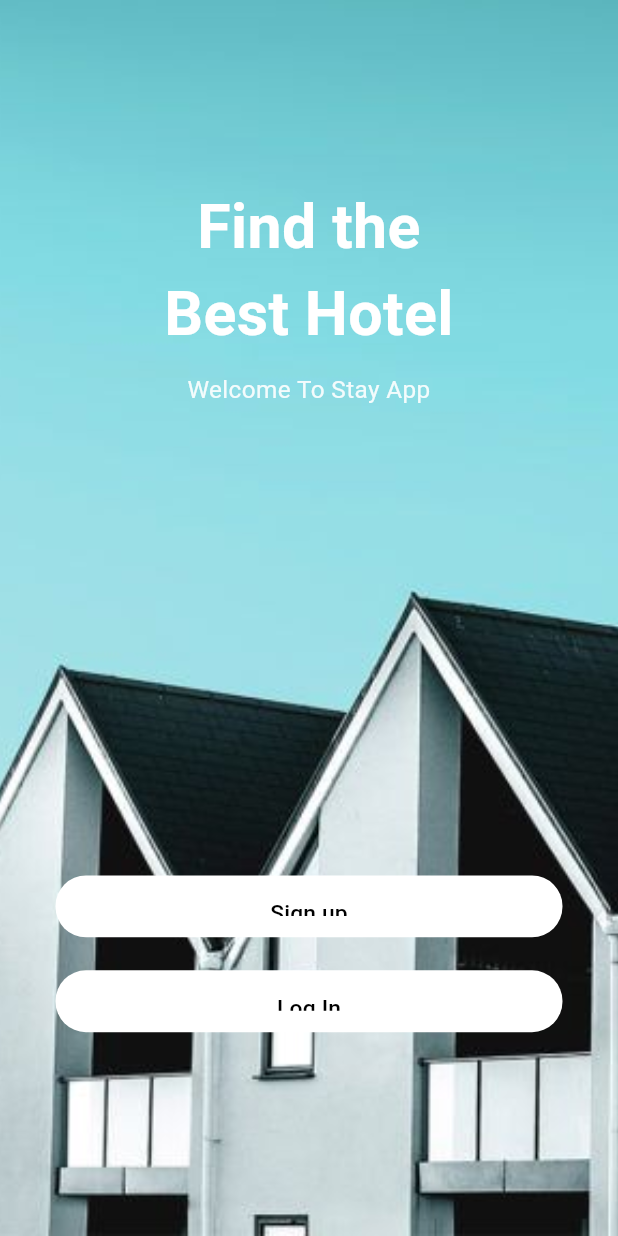
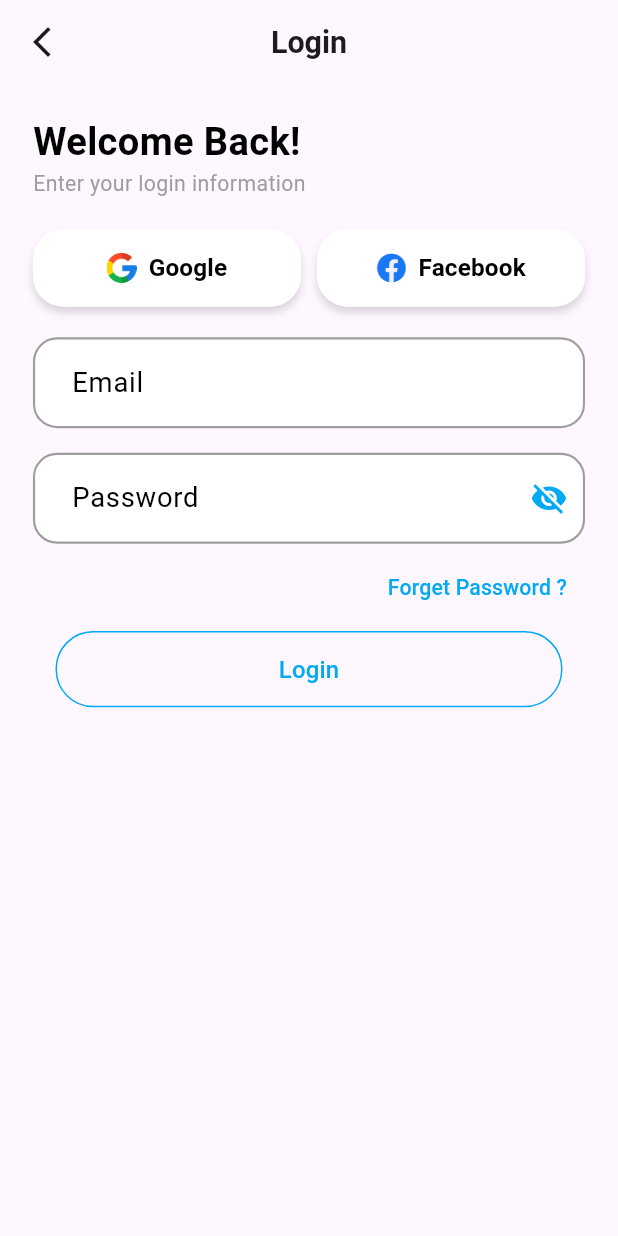
Before and after one commit to Adel-Saeed21/hotel_app, a Flutter app: the screen it shows after launch, after a tap on "Log In", on a phone screen of 412 x 824 dp. Run offline on Flutter 3.47's test engine with Material 3 defaults, Android fonts, the phone set to English and light mode, and no system bars; our stand-ins replace flutter_bloc, flutter_screenutil, flutter_spinkit, fluttertoast.

Commit message:
feat:add login screen

```diff
--- a/analysis_options.yaml
+++ b/analysis_options.yaml
@@ -21,6 +21,10 @@ linter:
   # `// ignore_for_file: name_of_lint` syntax on the line or in the file
   # producing the lint.
   rules:
+   prefer_const_constructors: true
+   prefer_const_constructors_in_immutables: true
+   prefer_const_literals_to_create_immutables: true
+   prefer_const_declarations: true
     # avoid_print: false  # Uncomment to disable the `avoid_print` rule
     # prefer_single_quotes: true  # Uncomment to enable the `prefer_single_quotes` rule
 
--- /dev/null
+++ b/lib/core/functions/show_toast.dart
@@ -0,0 +1,13 @@
+import 'package:flutter/material.dart';
+import 'package:fluttertoast/fluttertoast.dart';
+
+void showToast(String message) {
+  Fluttertoast.showToast(
+    msg: message,
+    toastLength: Toast.LENGTH_LONG,
+    gravity: ToastGravity.BOTTOM,
+    backgroundColor: Colors.lightBlue,
+    textColor: Colors.white,
+    fontSize: 16.0,
+  );
+}
--- a/lib/core/routing/app_route.dart
+++ b/lib/core/routing/app_route.dart
@@ -1,5 +1,6 @@
 import 'package:flutter/material.dart';
 import 'package:hotelapp/core/routing/routes.dart';
+import 'package:hotelapp/feature/auth/login_screen/presentation/pages/login_screen.dart';
 import 'package:hotelapp/feature/start_screen/start_screen.dart';
 
 class AppRoute {
@@ -7,6 +8,8 @@ class AppRoute {
     switch (settings.name) {
       case Routes.startScreen:
         return MaterialPageRoute(builder: (_) => const StartScreen());
+      case Routes.loginScreen:
+        return MaterialPageRoute(builder: (_) => const LoginScreen());
 
       default:
         return MaterialPageRoute(builder: (_) => const Scaffold());
--- a/lib/core/routing/routes.dart
+++ b/lib/core/routing/routes.dart
@@ -1,4 +1,4 @@
 class Routes {
   static const String startScreen = '/startScreen';
-
+  static const String loginScreen = '/loginScreen';
 }
--- /dev/null
+++ b/lib/feature/auth/login_screen/presentation/logic/login_cubit.dart
@@ -0,0 +1,10 @@
+import 'package:flutter/material.dart';
+import 'package:flutter_bloc/flutter_bloc.dart';
+import 'package:hotelapp/feature/auth/login_screen/presentation/logic/login_state.dart';
+
+class LoginCubit extends Cubit<LoginState> {
+  LoginCubit() : super(const LoginInitial());
+  GlobalKey<FormState> formKey = GlobalKey();
+  TextEditingController loginEmail = TextEditingController();
+  TextEditingController loginPassword = TextEditingController();
+}
--- /dev/null
+++ b/lib/feature/auth/login_screen/presentation/logic/login_state.dart
@@ -0,0 +1,223 @@
+abstract class LoginState<T> {
+  const LoginState();
+
+  R when<R>({
+    required R Function() initial,
+    required R Function() loading,
+    required R Function(T data) success,
+    required R Function(String error) error,
+  });
+
+  R maybeWhen<R>({
+    R Function()? initial,
+    R Function()? loading,
+    R Function(T data)? success,
+    R Function(String error)? error,
+    required R Function() orElse,
+  });
+
+  R? whenOrNull<R>({
+    R Function()? initial,
+    R Function()? loading,
+    R Function(T data)? success,
+    R Function(String error)? error,
+  });
+}
+
+// ---------------------------- Initial ----------------------------
+
+class LoginInitial<T> extends LoginState<T> {
+  const LoginInitial();
+
+  @override
+  R when<R>({
+    required R Function() initial,
+    required R Function() loading,
+    required R Function(T data) success,
+    required R Function(String error) error,
+  }) {
+    return initial();
+  }
+
+  @override
+  R maybeWhen<R>({
+    R Function()? initial,
+    R Function()? loading,
+    R Function(T data)? success,
+    R Function(String error)? error,
+    required R Function() orElse,
+  }) {
+    return initial != null ? initial() : orElse();
+  }
+
+  @override
+  R? whenOrNull<R>({
+    R Function()? initial,
+    R Function()? loading,
+    R Function(T data)? success,
+    R Function(String error)? error,
+  }) {
+    return initial?.call();
+  }
+
+  @override
+  String toString() => 'LoginState.initial()';
+
+  @override
+  bool operator ==(Object other) => other is LoginInitial<T>;
+
+  @override
+  int get hashCode => runtimeType.hashCode;
+}
+
+// ---------------------------- Loading ----------------------------
+
+class LoginLoading<T> extends LoginState<T> {
+  const LoginLoading();
+
+  @override
+  R when<R>({
+    required R Function() initial,
+    required R Function() loading,
+    required R Function(T data) success,
+    required R Function(String error) error,
+  }) {
+    return loading();
+  }
+
+  @override
+  R maybeWhen<R>({
+    R Function()? initial,
+    R Function()? loading,
+    R Function(T data)? success,
+    R Function(String error)? error,
+    required R Function() orElse,
+  }) {
+    return loading != null ? loading() : orElse();
+  }
+
+  @override
+  R? whenOrNull<R>({
+    R Function()? initial,
+    R Function()? loading,
+    R Function(T data)? success,
+    R Function(String error)? error,
+  }) {
+    return loading?.call();
+  }
+
+  @override
+  String toString() => 'LoginState.loading()';
+
+  @override
+  bool operator ==(Object other) => other is LoginLoading<T>;
+
+  @override
+  int get hashCode => runtimeType.hashCode;
+}
+
+// ---------------------------- Success ----------------------------
+
+class LoginSuccess<T> extends LoginState<T> {
+  final T data;
+
+  const LoginSuccess(this.data);
+
+  LoginSuccess<T> copyWith({T? data}) {
+    return LoginSuccess<T>(data ?? this.data);
+  }
+
+  @override
+  R when<R>({
+    required R Function() initial,
+    required R Function() loading,
+    required R Function(T data) success,
+    required R Function(String error) error,
+  }) {
+    return success(data);
+  }
+
+  @override
+  R maybeWhen<R>({
+    R Function()? initial,
+    R Function()? loading,
+    R Function(T data)? success,
+    R Function(String error)? error,
+    required R Function() orElse,
+  }) {
+    return success != null ? success(data) : orElse();
+  }
+
+  @override
+  R? whenOrNull<R>({
+    R Function()? initial,
+    R Function()? loading,
+    R Function(T data)? success,
+    R Function(String error)? error,
+  }) {
+    return success?.call(data);
+  }
+
+  @override
+  String toString() => 'LoginState.success(data: $data)';
+
+  @override
+  bool operator ==(Object other) =>
+      other is LoginSuccess<T> && other.data == data;
+
+  @override
+  int get hashCode => data.hashCode ^ runtimeType.hashCode;
+}
+
+// ---------------------------- Error ----------------------------
+
+class LoginError<T> extends LoginState<T> {
+  final String errorMessage;
+
+  const LoginError({required this.errorMessage});
+
+  LoginError<T> copyWith({String? errorMessage}) {
+    return LoginError<T>(errorMessage: errorMessage ?? this.errorMessage);
+  }
+
+  @override
+  R when<R>({
+    required R Function() initial,
+    required R Function() loading,
+    required R Function(T data) success,
+    required R Function(String error) error,
+  }) {
+    return error(errorMessage);
+  }
+
+  @override
+  R maybeWhen<R>({
+    R Function()? initial,
+    R Function()? loading,
+    R Function(T data)? success,
+    R Function(String error)? error,
+    required R Function() orElse,
+  }) {
+    return error != null ? error(errorMessage) : orElse();
+  }
+
+  @override
+  R? whenOrNull<R>({
+    R Function()? initial,
+    R Function()? loading,
+    R Function(T data)? success,
+    R Function(String error)? error,
+  }) {
+    return error?.call(errorMessage);
+  }
+
+  @override
+  String toString() => 'LoginState.error(error: $errorMessage)';
+
+  @override
+  bool operator ==(Object other) =>
+      other is LoginError<T> && other.errorMessage == errorMessage;
+
+  @override
+  int get hashCode => errorMessage.hashCode ^ runtimeType.hashCode;
+}
--- /dev/null
+++ b/lib/feature/auth/login_screen/presentation/pages/login_screen.dart
@@ -0,0 +1,38 @@
+import 'package:flutter/material.dart';
+import 'package:flutter_bloc/flutter_bloc.dart';
+import 'package:flutter_screenutil/flutter_screenutil.dart';
+import 'package:hotelapp/core/helpers/extensions.dart';
+import 'package:hotelapp/core/themes/font_weight_helper.dart';
+import 'package:hotelapp/feature/auth/login_screen/presentation/logic/login_cubit.dart';
+import 'package:hotelapp/feature/auth/login_screen/presentation/pages/widgets/login_body.dart';
+
+class LoginScreen extends StatelessWidget {
+  const LoginScreen({super.key});
+
+  @override
+  Widget build(BuildContext context) {
+    return Scaffold(
+      appBar: AppBar(
+        title: Text(
+          "Login",
+          style: TextStyle(
+            fontSize: 20.sp,
+            fontWeight: FontWeightHelper.semiBold,
+          ),
+        ),
+        centerTitle: true,
+        leading: IconButton(
+          onPressed: () {
+            context.pop();
+          },
+          icon: const Icon(Icons.arrow_back_ios_new),
+        ),
+      ),
+
+      body: BlocProvider(
+        create: (context) => LoginCubit(),
+        child: const LoginBody(),
+      ),
+    );
+  }
+}
--- /dev/null
+++ b/lib/feature/auth/login_screen/presentation/pages/widgets/log_in_form.dart
@@ -0,0 +1,132 @@
+import 'package:flutter/material.dart';
+import 'package:flutter_bloc/flutter_bloc.dart';
+import 'package:flutter_screenutil/flutter_screenutil.dart';
+import 'package:flutter_spinkit/flutter_spinkit.dart';
+import 'package:hotelapp/core/functions/show_toast.dart';
+import 'package:hotelapp/core/helpers/app_regex.dart';
+import 'package:hotelapp/core/helpers/extensions.dart';
+import 'package:hotelapp/core/helpers/spacing.dart';
+import 'package:hotelapp/core/routing/routes.dart';
+import 'package:hotelapp/core/widgets/app_button.dart';
+import 'package:hotelapp/core/widgets/app_text_form_field.dart';
+import 'package:hotelapp/feature/auth/login_screen/presentation/logic/login_cubit.dart';
+import 'package:hotelapp/feature/auth/login_screen/presentation/logic/login_state.dart';
+
+class LogInForm extends StatefulWidget {
+  const LogInForm({super.key});
+
+  @override
+  State<LogInForm> createState() => _LogInFormState();
+}
+
+class _LogInFormState extends State<LogInForm> {
+  bool isSecured = true;
+  @override
+  Widget build(BuildContext context) {
+    return Form(
+      key: context.read<LoginCubit>().formKey,
+      child: Column(
+        children: [
+          verticalSpace(20.h),
+          AppTextFormField(
+            controller: context.read<LoginCubit>().loginEmail,
+            validator: (value) {
+              if (value == null ||
+                  value.isEmpty ||
+                  !AppRegex.isEmailValid(value)) {
+                return 'invalid';
+              }
+              return null;
+            },
+            label: const Text("Email"),
+            labelStyle:TextStyle(color: Colors.black,fontSize: 18.sp),
+            radius: 16,
+            textStyle: const TextStyle(color: Colors.white),
+            focusBorderColor: Colors.lightBlue,
+            enableBorderColor: Colors.grey,
+          ),
+          verticalSpace(16.h),
+          AppTextFormField(
+            controller: context.read<LoginCubit>().loginPassword,
+            validator: (value) {
+              if (value == null || value.isEmpty) {
+                return 'invalid';
+              }
+              return null;
+            },
+            label: const Text("Password"),
+            labelStyle:TextStyle(color: Colors.black,fontSize: 18.sp),
+            radius: 16,
+            isSecure: isSecured,
+            suffixIcon: IconButton(
+              iconSize: 25,
+              onPressed: () {
+                setState(() {
+                  isSecured = !isSecured;
+                });
+              },
+
+              icon: isSecured
+                  ? const Icon(Icons.visibility_off, color: Colors.lightBlue)
+                  : const Icon(Icons.visibility, color: Colors.lightBlue),
+            ),
+            textStyle: const TextStyle(color: Colors.white),
+            focusBorderColor: Colors.lightBlue,
+            enableBorderColor: Colors.grey,
+          ),
+          verticalSpace(5.h),
+          Align(
+            alignment: Alignment.centerRight,
+            child: TextButton(
+              onPressed: () {
+                context.pushNamed(Routes.startScreen);
+              },
+              child: Text(
+                "Forget Password ?",
+
+                style: TextStyle(color: Colors.lightBlue, fontSize: 14.sp),
+              ),
+            ),
+          ),
+          verticalSpace(5.h),
+
+          BlocConsumer<LoginCubit, LoginState>(
+            listener: (context, state) {
+              if (state is LoginSuccess) {
+                showToast("Login succesffuly");
+                context.pushReplacmentNamed(Routes.startScreen);
+              } else if (state is LoginError) {
+                showToast(state.errorMessage);
+              }
+            },
+            builder: (context, state) {
+              return AppButton(
+                onPressed:(){},
+                backgroundColor: Colors.transparent,
+                borderSide:const BorderSide(color: Colors.lightBlue),
+                radius: 25,
+                buttonWidth: 280.w,
+                child: state is LoginLoading
+                    ? const SizedBox(
+                        height: 24,
+                        width: 24,
+                        child: SpinKitFadingCircle(
+                          color: Colors.white,
+                          size: 24.0,
+                        ),
+                      )
+                    : const Text(
+                        "Login",
+                        style: TextStyle(
+                          color: Colors.lightBlue,
+                          fontSize: 16,
+                        ),
+                      ),
+              );
+            },
+          ),
+        ],
+      ),
+    );
+  }
+}
--- /dev/null
+++ b/lib/feature/auth/login_screen/presentation/pages/widgets/login_body.dart
@@ -0,0 +1,64 @@
+import 'package:flutter/material.dart';
+import 'package:flutter_screenutil/flutter_screenutil.dart';
+import 'package:hotelapp/core/helpers/spacing.dart';
+import 'package:hotelapp/core/themes/font_weight_helper.dart';
+import 'package:hotelapp/feature/auth/login_screen/presentation/pages/widgets/log_in_form.dart';
+import 'package:hotelapp/feature/auth/login_screen/presentation/pages/widgets/social_button.dart';
+
+class LoginBody extends StatelessWidget {
+  const LoginBody({super.key});
+
+  @override
+  Widget build(BuildContext context) {
+    return SingleChildScrollView(
+      padding: EdgeInsets.only(right: 20.w, left: 20.w, top: 20.h),
+      child: Column(
+        crossAxisAlignment: CrossAxisAlignment.start,
+        children: [
+          Text(
+            "Welcome Back!",
+            style: TextStyle(
+              color: Colors.black,
+              fontSize: 25.sp,
+              fontWeight: FontWeightHelper.semiBold,
+            ),
+          ),
+          Text(
+            "Enter your login information",
+            style: TextStyle(color: Colors.grey, fontSize: 14.sp),
+          ),
+
+          verticalSpace(20.h),
+          Row(
+            children: [
+              Expanded(
+                child: SocialButton(
+                  text: "Google",
+                  icon: Image.asset(
+                    "assets/icons/google.png",
+                    height: 20,
+                    width: 20,
+                  ),
+                  onPressed: () {},
+                ),
+              ),
+              SizedBox(width: 10.w),
+              Expanded(
+                child: SocialButton(
+                  text: "Facebook",
+                  icon: Image.asset(
+                    "assets/icons/faceBook.png",
+                    height: 20,
+                    width: 20,
+                  ),
+                  onPressed: () {},
+                ),
+              ),
+            ],
+          ),
+          LogInForm(),
+        ],
+      ),
+    );
+  }
+}
--- /dev/null
+++ b/lib/feature/auth/login_screen/presentation/pages/widgets/social_button.dart
@@ -0,0 +1,52 @@
+import 'package:flutter/material.dart';
+import 'package:flutter_screenutil/flutter_screenutil.dart';
+
+class SocialButton extends StatelessWidget {
+  final String text;
+  final Widget icon;
+  final VoidCallback onPressed;
+
+  const SocialButton({
+    super.key,
+    required this.text,
+    required this.icon,
+    required this.onPressed,
+  });
+
+  @override
+  Widget build(BuildContext context) {
+    return Container(
+      decoration: BoxDecoration(
+        color: Colors.white,
+        borderRadius: BorderRadius.circular(20.r),
+        boxShadow: [
+          BoxShadow(
+            color: Colors.black.withOpacity(0.15),
+            blurRadius: 4,
+            offset: const Offset(0, 4),
+          ),
+        ],
+      ),
+      child: OutlinedButton.icon(
+        icon: icon,
+        label: Text(
+          text,
+          style: TextStyle(
+            fontSize: 16.sp,
+            color: Colors.black,
+            fontWeight: FontWeight.w600,
+          ),
+        ),
+        style: OutlinedButton.styleFrom(
+          padding: EdgeInsets.symmetric(vertical: 14.h),
+          side: const BorderSide(color: Colors.white),
+          shape: RoundedRectangleBorder(
+            borderRadius: BorderRadius.circular(20.r),
+          ),
+          backgroundColor: Colors.white,
+        ),
+        onPressed: onPressed,
+      ),
+    );
+  }
+}
--- a/lib/feature/start_screen/start_screen.dart
+++ b/lib/feature/start_screen/start_screen.dart
@@ -1,6 +1,8 @@
 import 'package:flutter/material.dart';
 import 'package:flutter_screenutil/flutter_screenutil.dart';
+import 'package:hotelapp/core/helpers/extensions.dart';
 import 'package:hotelapp/core/helpers/spacing.dart';
+import 'package:hotelapp/core/routing/routes.dart';
 import 'package:hotelapp/core/themes/font_weight_helper.dart';
 import 'package:hotelapp/core/widgets/app_button.dart';
 
@@ -44,6 +46,7 @@ class StartScreen extends StatelessWidget {
                       style: TextStyle(
                         fontWeight: FontWeightHelper.regular,
                         fontSize: 16.sp,
+                        // ignore: deprecated_member_use
                         color: Colors.white.withOpacity(0.9),
                       ),
                     ),
@@ -73,7 +76,7 @@ class StartScreen extends StatelessWidget {
                       buttonWidth: 280.w,
                       textStyle: TextStyle(color: Colors.grey, fontSize: 18.sp),
                       onPressed: () {
-                        // context.pushNamed(Routes.logInScreen);
+                        context.pushNamed(Routes.loginScreen);
                       },
                       backgroundColor: Colors.white,
                       radius: 20.r,
```
Also changed, not shown: pubspec.yaml (+5 -7 lines), assets/icons/faceBook.png (added), assets/icons/google.png (added), pubspec.lock.
